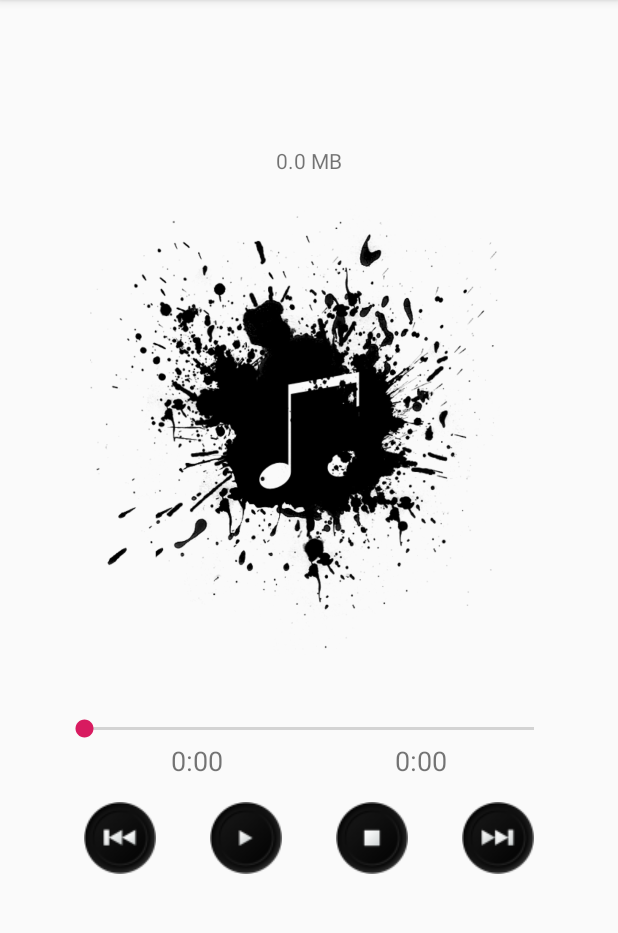
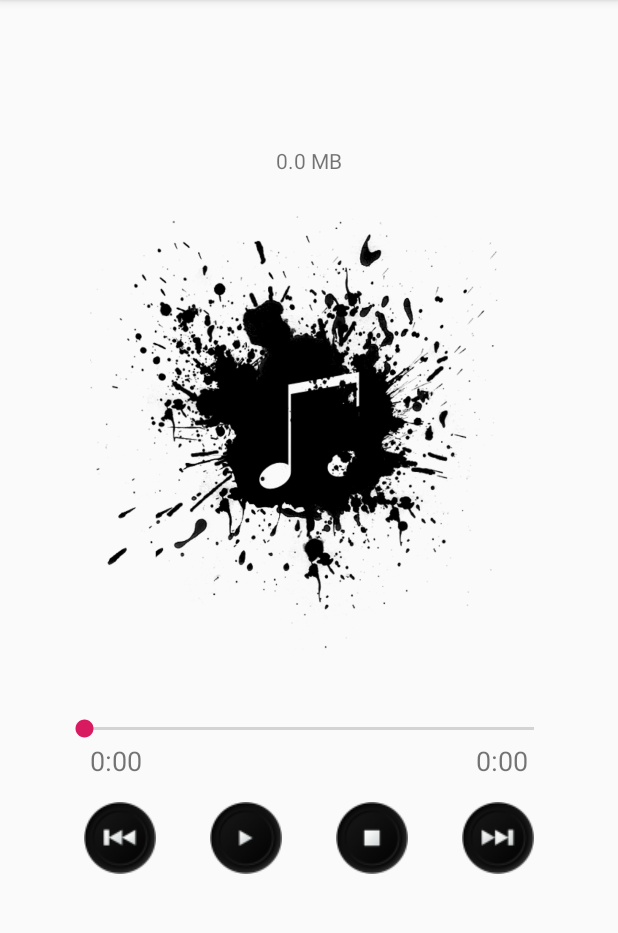
Before and after one commit to Torres1982/Wipro_Music_Player, an Android app: the MusicPlayer screen opened directly, with no data from a screen before it, on a phone screen of 412 x 824 dp, the part 84-1017 px from its top. Run offline under Robolectric (Android 15) with nearby library versions, the phone set to English and light mode, and no system bars; 6 statements that could not run were skipped.

Commit message:
UI for the elapsing time edit text fixed

```diff
--- a/app/src/main/res/layout/music_player.xml
+++ b/app/src/main/res/layout/music_player.xml
@@ -1,10 +1,9 @@
 <?xml version="1.0" encoding="utf-8"?>
-<android.support.constraint.ConstraintLayout
-    xmlns:android="http://schemas.android.com/apk/res/android"
+<android.support.constraint.ConstraintLayout xmlns:android="http://schemas.android.com/apk/res/android"
     xmlns:app="http://schemas.android.com/apk/res-auto"
+    xmlns:tools="http://schemas.android.com/tools"
     android:layout_width="match_parent"
     android:layout_height="match_parent"
-    xmlns:tools="http://schemas.android.com/tools"
     tools:context=".MusicPlayer">
 
     <TextView
@@ -57,29 +56,30 @@
         android:layout_width="match_parent"
         android:layout_height="wrap_content"
         android:layout_marginStart="@dimen/margin_forty"
+        android:layout_marginTop="@dimen/margin_forty"
         android:layout_marginEnd="@dimen/margin_forty"
-        android:layout_marginTop="@dimen/margin_forty"
         app:layout_constraintEnd_toEndOf="parent"
         app:layout_constraintStart_toStartOf="parent"
         app:layout_constraintTop_toBottomOf="@id/music_main_image" />
 
     <TextView
         android:id="@+id/music_length"
-        android:layout_width="wrap_content"
+        android:layout_width="0dp"
         android:layout_height="wrap_content"
         android:textSize="@dimen/text_artist_eighteen"
+        android:layout_marginStart="@dimen/margin_sixty"
         app:layout_constraintEnd_toStartOf="@id/time_elapsed"
-        app:layout_constraintHorizontal_bias="0.5"
         app:layout_constraintStart_toStartOf="parent"
-        app:layout_constraintTop_toBottomOf="@id/seek_bar"/>
+        app:layout_constraintTop_toBottomOf="@id/seek_bar" />
 
     <TextView
         android:id="@+id/time_elapsed"
         android:layout_width="wrap_content"
         android:layout_height="wrap_content"
         android:textSize="@dimen/text_artist_eighteen"
+        android:layout_marginEnd="@dimen/margin_sixty"
+        android:textAlignment="viewEnd"
         app:layout_constraintEnd_toEndOf="parent"
-        app:layout_constraintHorizontal_bias="0.5"
         app:layout_constraintStart_toEndOf="@id/music_length"
         app:layout_constraintTop_toBottomOf="@id/seek_bar" />
 
@@ -87,8 +87,8 @@
         android:id="@+id/button_previous"
         android:layout_width="wrap_content"
         android:layout_height="wrap_content"
+        android:layout_marginStart="@dimen/margin_twenty"
         android:layout_marginTop="@dimen/margin_forty"
-        android:layout_marginStart="@dimen/margin_twenty"
         android:background="@null"
         android:clickable="true"
         android:contentDescription="@string/icon_description"
```
